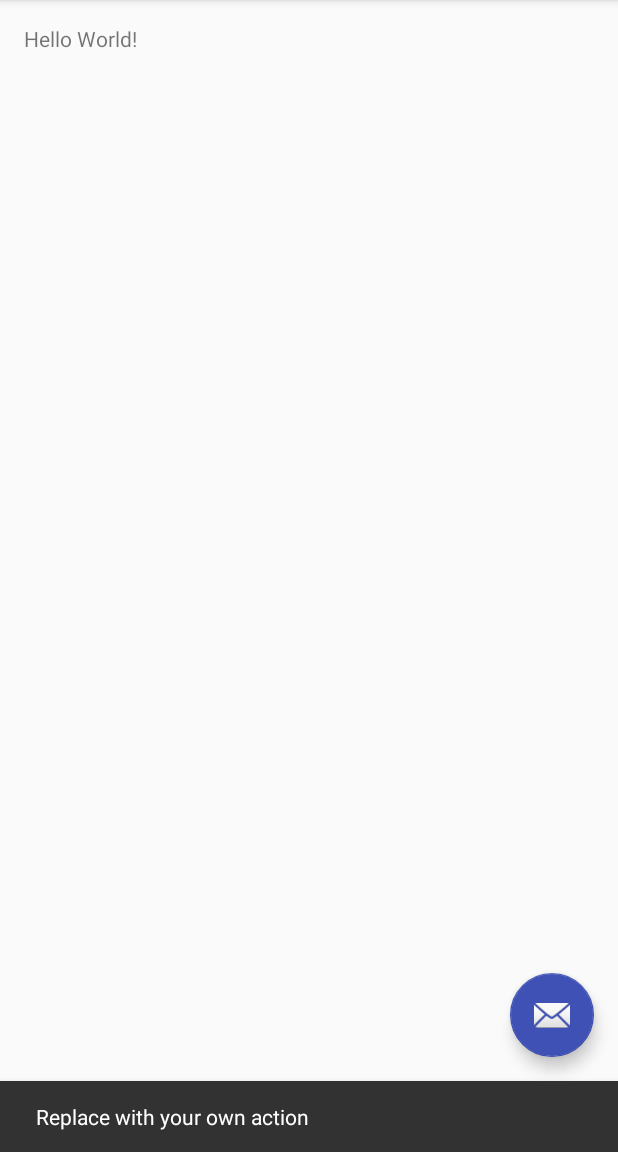
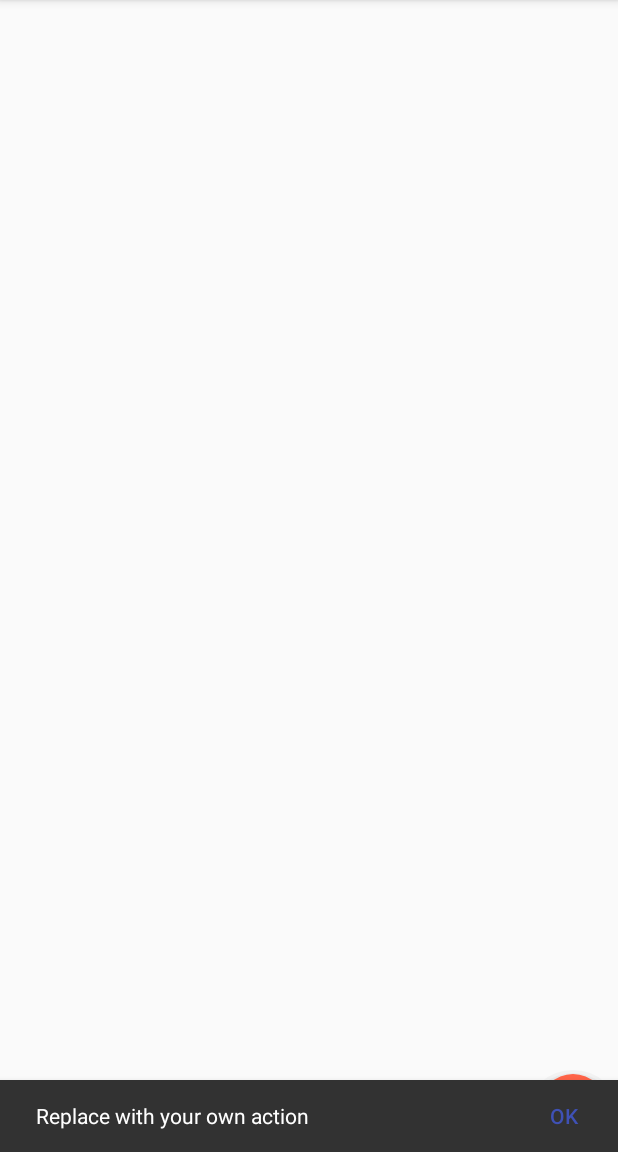
Before and after one commit to AjitKamath/proton, an Android app: the screen it shows after launch (HomeActivity), after a tap on an icon or button, on a phone screen of 412 x 824 dp, the part 84-1236 px from its top. Run offline under Robolectric (Android 15) with nearby library versions, the phone set to English and light mode, and no system bars; our stand-ins replace ButterKnife.

Commit message:
commit by ajit

```diff
--- a/application/build.gradle
+++ b/application/build.gradle
@@ -27,5 +27,8 @@ dependencies {
     compile 'com.android.support:appcompat-v7:25.1.0'
     compile 'com.android.support:support-v4:25.1.0'
     compile 'com.android.support:design:25.1.0'
+
+    compile 'com.jakewharton:butterknife:6.1.0'
+
     testCompile 'junit:junit:4.12'
 }
--- a/application/src/main/AndroidManifest.xml
+++ b/application/src/main/AndroidManifest.xml
@@ -1,6 +1,8 @@
 <?xml version="1.0" encoding="utf-8"?>
 <manifest xmlns:android="http://schemas.android.com/apk/res/android"
     package="com.android.bookmybook">
+
+    <uses-permission android:name="android.permission.INTERNET" />
 
     <application
         android:allowBackup="true"
@@ -9,7 +11,7 @@
         android:supportsRtl="true"
         android:theme="@style/AppTheme">
         <activity
-            android:name=".HomeActivity"
+            android:name=".activity.HomeActivity"
             android:label="@string/app_name"
             android:theme="@style/AppTheme.NoActionBar">
             <intent-filter>
--- a/application/src/main/java/com/android/bookmybook/HomeActivity.java
+++ b/application/src/main/java/com/android/bookmybook/activity/HomeActivity.java
@@ -1,48 +1,81 @@
-package com.android.bookmybook;
+package com.android.bookmybook.activity;
 
+import android.content.Context;
 import android.os.Bundle;
+import android.support.design.widget.CoordinatorLayout;
 import android.support.design.widget.FloatingActionButton;
+import android.support.design.widget.NavigationView;
 import android.support.design.widget.Snackbar;
-import android.view.View;
-import android.support.design.widget.NavigationView;
 import android.support.v4.view.GravityCompat;
 import android.support.v4.widget.DrawerLayout;
 import android.support.v7.app.ActionBarDrawerToggle;
 import android.support.v7.app.AppCompatActivity;
 import android.support.v7.widget.Toolbar;
+import android.text.Layout;
+import android.view.LayoutInflater;
 import android.view.Menu;
 import android.view.MenuItem;
+import android.view.View;
+import android.view.ViewStub;
+import android.widget.FrameLayout;
+import android.widget.ImageButton;
+import android.widget.LinearLayout;
+import android.widget.RelativeLayout;
+import android.widget.ViewFlipper;
 
-public class HomeActivity extends AppCompatActivity
-        implements NavigationView.OnNavigationItemSelectedListener {
+import com.android.bookmybook.R;
+import com.android.bookmybook.util.Utility;
+
+import butterknife.ButterKnife;
+import butterknife.InjectView;
+
+import static com.android.bookmybook.util.Constants.OK;
+
+public class HomeActivity extends AppCompatActivity implements NavigationView.OnNavigationItemSelectedListener {
+    private static final String CLASS_NAME = Utility.class.getName();
+    private Context mContext = this;
+
+    /*components*/
+    @InjectView(R.id.drawer_layout)
+    DrawerLayout drawer_layout;
+
+    /*components*/
 
     @Override
     protected void onCreate(Bundle savedInstanceState) {
         super.onCreate(savedInstanceState);
         setContentView(R.layout.activity_home);
+        ButterKnife.inject(this);
+
+        initComponents();
+    }
+
+    private void initComponents(){
+        //toolbar
         Toolbar toolbar = (Toolbar) findViewById(R.id.toolbar);
         setSupportActionBar(toolbar);
 
-        FloatingActionButton fab = (FloatingActionButton) findViewById(R.id.fab);
-        fab.setOnClickListener(new View.OnClickListener() {
-            @Override
-            public void onClick(View view) {
-                Snackbar.make(view, "Replace with your own action", Snackbar.LENGTH_LONG)
-                        .setAction("Action", null).show();
-            }
-        });
-
-        //check git
-
+        //drawer
         DrawerLayout drawer = (DrawerLayout) findViewById(R.id.drawer_layout);
         ActionBarDrawerToggle toggle = new ActionBarDrawerToggle(
                 this, drawer, toolbar, R.string.navigation_drawer_open, R.string.navigation_drawer_close);
         drawer.setDrawerListener(toggle);
         toggle.syncState();
 
+        //navigation
         NavigationView navigationView = (NavigationView) findViewById(R.id.nav_view);
         navigationView.setNavigationItemSelectedListener(this);
+
+        //fab
+        ImageButton fab = (ImageButton) findViewById(R.id.fab);
+        fab.setOnClickListener(new View.OnClickListener() {
+            @Override
+            public void onClick(View view) {
+                Utility.showSnacks(drawer_layout, "Replace with your own action", OK, Snackbar.LENGTH_LONG);
+            }
+        });
     }
+
 
     @Override
     public void onBackPressed() {
@@ -82,9 +115,12 @@ public class HomeActivity extends AppCompatActivity
         // Handle navigation view item clicks here.
         int id = item.getItemId();
 
+        ViewFlipper vf = (ViewFlipper) findViewById(R.id.vf);
+
         if (id == R.id.nav_camera) {
-            // Handle the camera action
+            vf.setDisplayedChild(0);
         } else if (id == R.id.nav_gallery) {
+            vf.setDisplayedChild(1);
 
         } else if (id == R.id.nav_slideshow) {
 
--- /dev/null
+++ b/application/src/main/java/com/android/bookmybook/util/Utility.java
@@ -0,0 +1,31 @@
+package com.android.bookmybook.util;
+
+import android.app.Activity;
+import android.support.design.widget.Snackbar;
+import android.util.Log;
+import android.view.View;
+import android.view.ViewGroup;
+
+import static com.android.bookmybook.util.Constants.OK;
+
+public class Utility extends Activity{
+
+    private static final String CLASS_NAME = Utility.class.getName();
+
+	public static void showSnacks(ViewGroup viewGroup, String messageStr, final String doWhatStr, int duration){
+        Snackbar snackbar = Snackbar.make(viewGroup, messageStr, duration).setAction(doWhatStr, new View.OnClickListener() {
+            @Override
+            public void onClick(View view) {
+                //OK
+                if(OK.equalsIgnoreCase(doWhatStr)){
+
+                }
+                else{
+                    Log.e(CLASS_NAME, "Could not identify the action of the snacks");
+                }
+            }
+        });
+
+        snackbar.show();
+    }
+}
--- /dev/null
+++ b/application/src/main/res/drawable/fab.xml
@@ -0,0 +1,120 @@
+<?xml version="1.0" encoding="utf-8"?>
+<layer-list xmlns:android="http://schemas.android.com/apk/res/android">
+
+    <item android:top="8px">
+        <layer-list>
+            <item>
+                <shape android:shape="oval">
+                    <solid android:color="#08000000"/>
+                    <padding
+                        android:bottom="3px"
+                        android:left="3px"
+                        android:right="3px"
+                        android:top="3px"
+                        />
+                </shape>
+            </item>
+            <item>
+                <shape android:shape="oval">
+                    <solid android:color="#09000000"/>
+                    <padding
+                        android:bottom="2px"
+                        android:left="2px"
+                        android:right="2px"
+                        android:top="2px"
+                        />
+                </shape>
+            </item>
+            <item>
+                <shape android:shape="oval">
+                    <solid android:color="#10000000"/>
+                    <padding
+                        android:bottom="2px"
+                        android:left="2px"
+                        android:right="2px"
+                        android:top="2px"
+                        />
+                </shape>
+            </item>
+            <item>
+                <shape android:shape="oval">
+                    <solid android:color="#11000000"/>
+                    <padding
+                        android:bottom="1px"
+                        android:left="1px"
+                        android:right="1px"
+                        android:top="1px"
+                        />
+                </shape>
+            </item>
+            <item>
+                <shape android:shape="oval">
+                    <solid android:color="#12000000"/>
+                    <padding
+                        android:bottom="1px"
+                        android:left="1px"
+                        android:right="1px"
+                        android:top="1px"
+                        />
+                </shape>
+            </item>
+            <item>
+                <shape android:shape="oval">
+                    <solid android:color="#13000000"/>
+                    <padding
+                        android:bottom="1px"
+                        android:left="1px"
+                        android:right="1px"
+                        android:top="1px"
+                        />
+                </shape>
+            </item>
+            <item>
+                <shape android:shape="oval">
+                    <solid android:color="#14000000"/>
+                    <padding
+                        android:bottom="1px"
+                        android:left="1px"
+                        android:right="1px"
+                        android:top="1px"
+                        />
+                </shape>
+            </item>
+            <item>
+                <shape android:shape="oval">
+                    <solid android:color="#15000000"/>
+                    <padding
+                        android:bottom="1px"
+                        android:left="1px"
+                        android:right="1px"
+                        android:top="1px"
+                        />
+                </shape>
+            </item>
+
+        </layer-list>
+    </item>
+
+    <item >
+
+        <ripple xmlns:android="http://schemas.android.com/apk/res/android"
+            android:color="?android:colorControlHighlight">
+            <item android:id="@android:id/mask">
+                <shape android:shape="oval">
+                    <solid android:color="#FFBB00" />
+                </shape>
+            </item>
+            <item>
+                <shape android:shape="oval">
+
+                    <solid android:color="@color/fab" />
+
+
+                </shape>
+            </item>
+        </ripple>
+
+    </item>
+
+
+</layer-list>
--- a/application/src/main/res/layout/activity_home.xml
+++ b/application/src/main/res/layout/activity_home.xml
@@ -8,10 +8,13 @@
     android:fitsSystemWindows="true"
     tools:openDrawer="start">
 
-    <include
-        layout="@layout/app_bar_home"
-        android:layout_width="match_parent"
-        android:layout_height="match_parent" />
+    <ViewFlipper xmlns:android="http://schemas.android.com/apk/res/android"
+        android:id="@+id/vf"
+        android:layout_width="fill_parent"
+        android:layout_height="wrap_content" >
+
+        <include android:id="@+id/include1" layout="@layout/app_bar_home" />
+    </ViewFlipper>
 
     <android.support.design.widget.NavigationView
         android:id="@+id/nav_view"
--- a/application/src/main/res/layout/app_bar_home.xml
+++ b/application/src/main/res/layout/app_bar_home.xml
@@ -5,7 +5,8 @@
     android:layout_width="match_parent"
     android:layout_height="match_parent"
     android:fitsSystemWindows="true"
-    tools:context="com.android.bookmybook.HomeActivity">
+    android:id="@+id/main_CL"
+    tools:context="com.android.bookmybook.activity.HomeActivity">
 
     <android.support.design.widget.AppBarLayout
         android:layout_width="match_parent"
@@ -21,14 +22,15 @@
 
     </android.support.design.widget.AppBarLayout>
 
-    <include layout="@layout/content_home" />
+    <include
+        android:id="@+id/abcd" layout="@layout/content_home" />
 
-    <android.support.design.widget.FloatingActionButton
+    <ImageButton
+        android:layout_width="60dp"
+        android:layout_height="60dp"
+        android:src="@drawable/books"
+        android:background="@drawable/fab"
         android:id="@+id/fab"
-        android:layout_width="wrap_content"
-        android:layout_height="wrap_content"
-        android:layout_gravity="bottom|end"
-        android:layout_margin="@dimen/fab_margin"
-        app:srcCompat="@android:drawable/ic_dialog_email" />
+        android:layout_gravity="right|bottom" />
 
 </android.support.design.widget.CoordinatorLayout>
--- a/application/src/main/res/layout/content_home.xml
+++ b/application/src/main/res/layout/content_home.xml
@@ -1,8 +1,8 @@
 <?xml version="1.0" encoding="utf-8"?>
-<RelativeLayout xmlns:android="http://schemas.android.com/apk/res/android"
+<FrameLayout xmlns:android="http://schemas.android.com/apk/res/android"
     xmlns:app="http://schemas.android.com/apk/res-auto"
     xmlns:tools="http://schemas.android.com/tools"
-    android:id="@+id/content_home"
+    android:id="@+id/home_FL"
     android:layout_width="match_parent"
     android:layout_height="match_parent"
     android:paddingBottom="@dimen/activity_vertical_margin"
@@ -10,11 +10,13 @@
     android:paddingRight="@dimen/activity_horizontal_margin"
     android:paddingTop="@dimen/activity_vertical_margin"
     app:layout_behavior="@string/appbar_scrolling_view_behavior"
-    tools:context="com.android.bookmybook.HomeActivity"
+    tools:context="com.android.bookmybook.activity.HomeActivity"
     tools:showIn="@layout/app_bar_home">
 
-    <TextView
-        android:layout_width="wrap_content"
-        android:layout_height="wrap_content"
-        android:text="Hello World!" />
-</RelativeLayout>
+    <LinearLayout
+        android:id="@+id/home_content_LL"
+        android:layout_width="match_parent"
+        android:layout_height="match_parent"
+        android:orientation="vertical"/>
+
+</FrameLayout>
--- a/application/src/main/res/values/colors.xml
+++ b/application/src/main/res/values/colors.xml
@@ -185,4 +185,7 @@
     <color name="textLightPrimary">#FFFFFF</color>
     <color name="textLightSecondary">#bfbfbf</color>
 
+    <!--fab-->
+    <color name="fab">#FF6347</color>
+
 </resources>
--- a/application/src/main/res/values/styles.xml
+++ b/application/src/main/res/values/styles.xml
@@ -6,6 +6,8 @@
         <item name="colorPrimary">@color/appPrimaryLight</item>
         <item name="colorPrimaryDark">@color/appPrimaryDark</item>
         <item name="colorAccent">@color/appPrimaryLight</item>
+        <item name="android:colorForeground">@color/appPrimaryDark</item>
+        <item name="android:navigationBarColor">@color/appPrimaryDark</item>
     </style>
 
     <style name="AppTheme.NoActionBar">
```
Also changed, not shown: application/src/main/java/com/android/bookmybook/util/Constants.java (added, +116 -0 lines), application/src/main/res/drawable/books.png (added).
